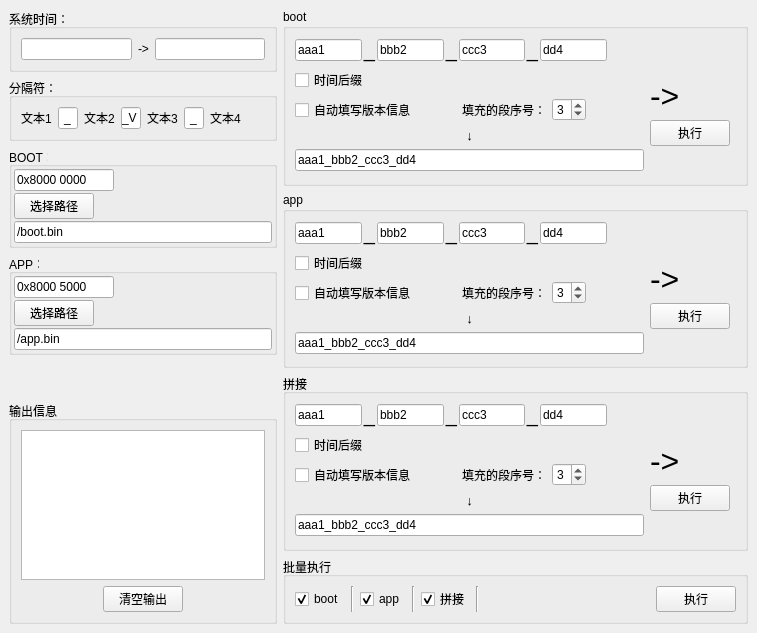
First picture: the form in binTool/mainwindow.ui, repository Shogpe/Bin_Tool, before the edit.
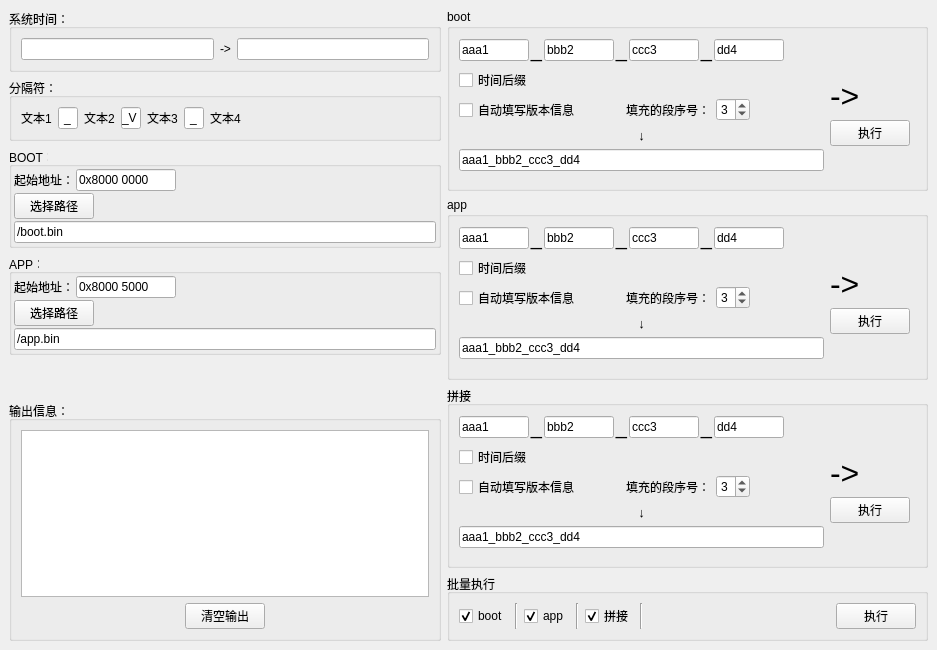
Second picture: the form after the edit.

```diff
--- a/binTool/mainwindow.ui
+++ b/binTool/mainwindow.ui
@@ -6,15 +6,15 @@
    <rect>
     <x>0</x>
     <y>0</y>
-    <width>757</width>
-    <height>633</height>
+    <width>937</width>
+    <height>650</height>
    </rect>
   </property>
   <property name="windowTitle">
    <string>bin_tool</string>
   </property>
   <widget class="QWidget" name="centralwidget">
-   <layout class="QHBoxLayout" name="horizontalLayout_13">
+   <layout class="QHBoxLayout" name="horizontalLayout_16">
     <item>
      <layout class="QVBoxLayout" name="verticalLayout">
       <item>
@@ -209,6 +209,15 @@
           <number>2</number>
          </property>
          <item>
+          <layout class="QHBoxLayout" name="horizontalLayout_10">
+           <item>
+            <widget class="QLabel" name="label_2">
+             <property name="text">
+              <string>起始地址：</string>
+             </property>
+            </widget>
+           </item>
+           <item>
           <widget class="QLineEdit" name="le_bootAddr">
            <property name="minimumSize">
             <size>
@@ -228,6 +237,21 @@
           </widget>
          </item>
          <item>
+            <spacer name="horizontalSpacer_12">
+             <property name="orientation">
+              <enum>Qt::Horizontal</enum>
+             </property>
+             <property name="sizeHint" stdset="0">
+              <size>
+               <width>40</width>
+               <height>20</height>
+              </size>
+             </property>
+            </spacer>
+           </item>
+          </layout>
+         </item>
+         <item>
           <widget class="QPushButton" name="btn_bootPathSel">
            <property name="minimumSize">
             <size>
@@ -302,6 +326,15 @@
           <number>2</number>
          </property>
          <item>
+          <layout class="QHBoxLayout" name="horizontalLayout_13">
+           <item>
+            <widget class="QLabel" name="label_3">
+             <property name="text">
+              <string>起始地址：</string>
+             </property>
+            </widget>
+           </item>
+           <item>
           <widget class="QLineEdit" name="le_appAddr">
            <property name="minimumSize">
             <size>
@@ -321,6 +354,21 @@
           </widget>
          </item>
          <item>
+            <spacer name="horizontalSpacer_13">
+             <property name="orientation">
+              <enum>Qt::Horizontal</enum>
+             </property>
+             <property name="sizeHint" stdset="0">
+              <size>
+               <width>40</width>
+               <height>20</height>
+              </size>
+             </property>
+            </spacer>
+           </item>
+          </layout>
+         </item>
+         <item>
           <widget class="QPushButton" name="btn_appPathSel">
            <property name="minimumSize">
             <size>
@@ -392,7 +440,7 @@
          </size>
         </property>
         <property name="title">
-         <string>输出信息</string>
+         <string>输出信息：</string>
         </property>
         <layout class="QVBoxLayout" name="verticalLayout_13">
          <item>
```
Left out of the diff: 27 changed lines with no effect on the pictures. Lines whose indentation alone changed are shown as unchanged.
